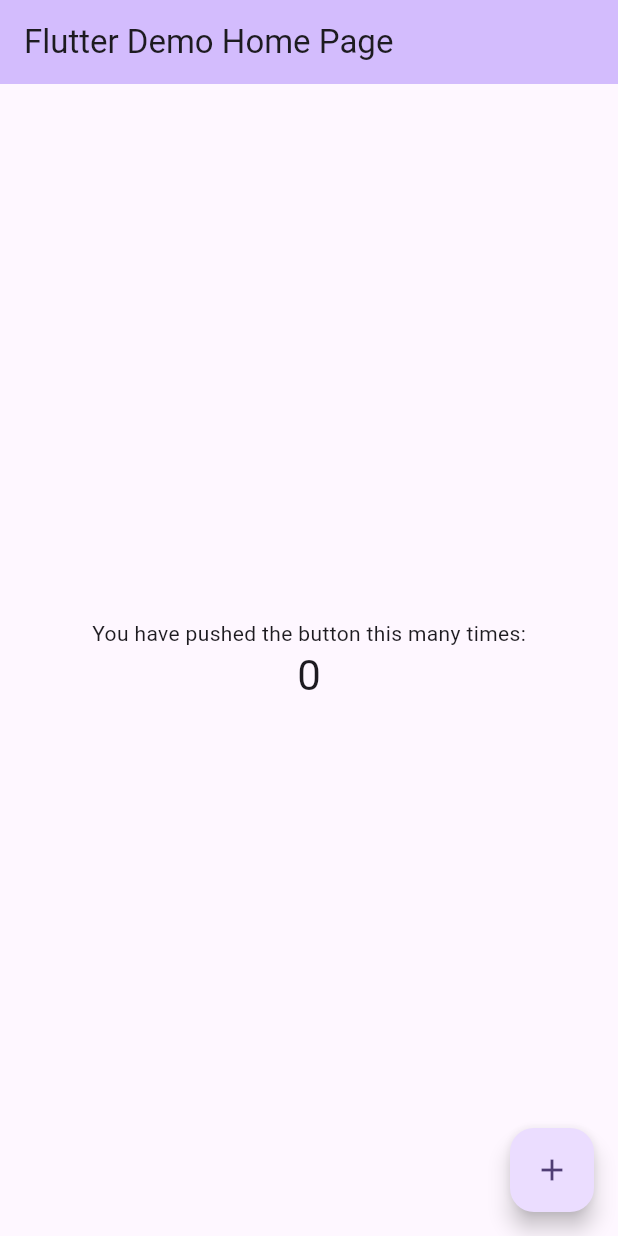
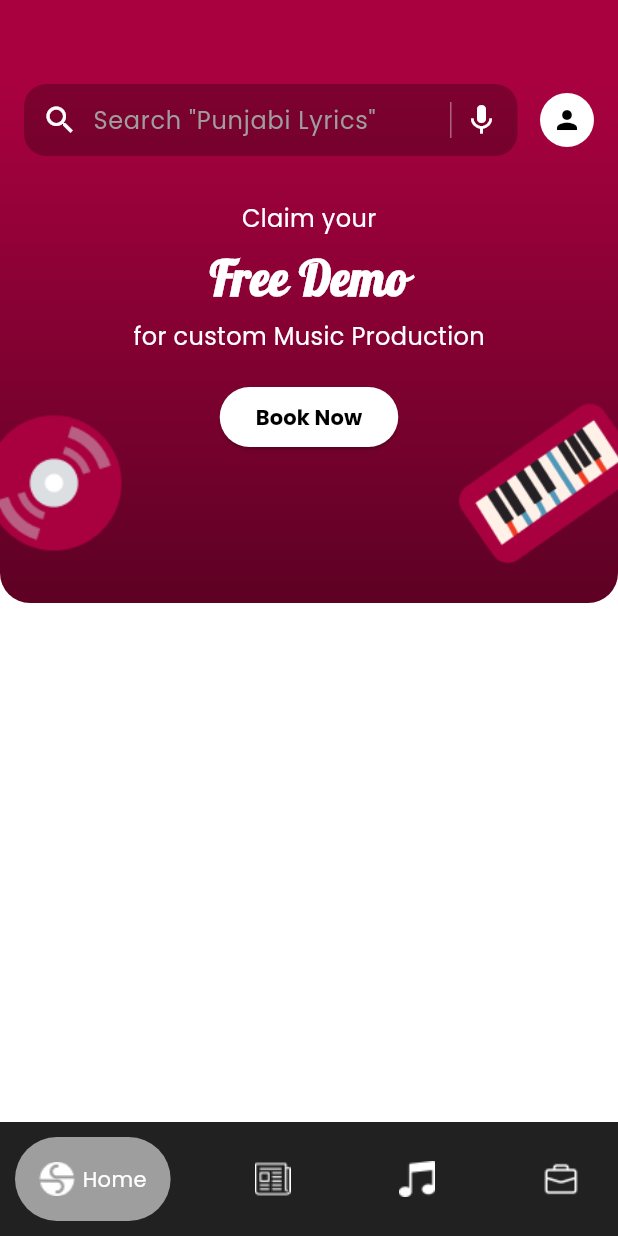
Before and after one commit to Priyansu8603/s_rocks_assignment, a Flutter app: the screen it shows after launch, on a phone screen of 412 x 824 dp. Run offline on Flutter 3.47's test engine with Material 3 defaults, Android fonts, the phone set to English and light mode, and no system bars; drawn by our look-alikes of google_nav_bar.

Commit message:
Home Screen Completed

```diff
--- /dev/null
+++ b/lib/Utils/AppColors.dart
@@ -0,0 +1,10 @@
+import 'dart:ui';
+
+class AppColors{
+  static const Color blue = Color(0xFF007bff);
+  static const Color black = Color(0xFF000000);
+  static const Color grey = Color(0xFF757575);
+  static const Color white = Color(0xFFFFFFFF);
+  static const Color maroon = Color(0xFFA90140);
+  static const Color maroondark = Color(0xFF5d0123);
+}
--- /dev/null
+++ b/lib/Utils/utils.dart
@@ -0,0 +1,25 @@
+import 'package:flutter/material.dart';
+
+class Utils{
+
+  static void fieldFocusChange(BuildContext context ,FocusNode current ,FocusNode next) {
+    current.unfocus();
+    FocusScope.of(context).requestFocus(next);
+  }
+
+  // Shows a snack bar message.
+  static void showSnackBar(BuildContext context, String message,Color backgroundColor ,
+      {Duration duration = const Duration(seconds: 3) }) {
+    final snackBar = SnackBar(
+      content: Text(
+        message,
+        style: const TextStyle(color: Colors.white, fontSize: 16.0),
+      ),
+      duration: duration,
+      backgroundColor: backgroundColor,
+      behavior: SnackBarBehavior.floating,
+    );
+    ScaffoldMessenger.of(context).showSnackBar(snackBar);
+  }
+
+}
--- /dev/null
+++ b/lib/features/homescreen/View/HomePage.dart
@@ -0,0 +1,89 @@
+import 'package:flutter/material.dart';
+import 'package:google_nav_bar/google_nav_bar.dart';
+import 'package:s_rocks_assignment/Utils/AppColors.dart';
+import 'package:s_rocks_assignment/features/homescreen/View/News.dart';
+import 'package:s_rocks_assignment/features/homescreen/View/TrackBox.dart';
+
+import 'HomeScreen.dart';
+import 'Projects.dart';
+
+class HomePage extends StatefulWidget {
+  const HomePage({super.key});
+
+  @override
+  State<HomePage> createState() => _HomePageState();
+}
+
+class _HomePageState extends State<HomePage> {
+  int _selectedIndex = 0;
+
+  // List of screens for navigation
+  final List<Widget> _screens = [
+    const HomeScreen(),
+    const News(),
+    const Projects(),
+    const Trackbox()
+  ];
+
+  @override
+  Widget build(BuildContext context) {
+    return Scaffold(
+      appBar: AppBar(
+        iconTheme: const IconThemeData(color: Colors.white),
+        backgroundColor: AppColors.maroon,
+      ),
+      bottomNavigationBar: GNav(
+        selectedIndex: _selectedIndex,
+        onTabChange: (index) {
+          setState(() {
+            _selectedIndex = index;
+          });
+        },
+        activeColor: Colors.white,
+        curve: Curves.easeOutExpo,
+        color: Colors.grey[800],
+        iconSize: 24,
+        gap: 5,
+        padding: const EdgeInsets.all(16),
+        tabMargin: const EdgeInsets.all(10),
+        tabBackgroundColor: Colors.grey,
+        backgroundColor: Colors.black87,
+        tabs: [
+          GButton(
+            icon: Icons.circle,
+            iconActiveColor: Colors.transparent,
+            leading: Image.asset('core/Assets/images/home.png',height: 24,width: 24,),
+            text: 'Home',
+            iconColor: Colors.white,
+            textStyle: const TextStyle(fontFamily: 'Poppins', color: Colors.white),
+          ),
+          GButton(
+            icon: Icons.circle,
+            iconActiveColor: Colors.transparent,
+            leading: Image.asset('core/Assets/images/News.png', height: 24,width: 24,),
+            text: 'News',
+            iconColor: Colors.white,
+            textStyle: const TextStyle(fontFamily: 'Poppins', color: Colors.white),
+          ),
+          GButton(
+            icon: Icons.circle,
+            iconActiveColor: Colors.transparent,
+            leading: Image.asset('core/Assets/images/TrackBox.png', height: 24,width: 24,),
+            text: 'TrackBox',
+            iconColor: Colors.white,
+            textStyle: TextStyle(fontFamily: 'Poppins', color: Colors.white),
+          ),
+          GButton(
+            icon: Icons.circle,
+            iconActiveColor: Colors.transparent,
+            leading: Image.asset('core/Assets/images/Projects.png', height: 24,width: 24,),
+            text: 'Projects',
+            iconColor: Colors.white,
+            textStyle: TextStyle(fontFamily: 'Poppins', color: Colors.white),
+          ),
+        ],
+      ),
+      body: _screens[_selectedIndex],
+    );
+  }
+}
--- /dev/null
+++ b/lib/features/homescreen/View/HomeScreen.dart
@@ -0,0 +1,186 @@
+import 'package:flutter/material.dart';
+import 'package:s_rocks_assignment/Utils/AppColors.dart';
+
+import '../../../Utils/utils.dart';
+
+class HomeScreen extends StatelessWidget {
+  const HomeScreen({super.key});
+
+  @override
+  Widget build(BuildContext context) {
+    // Fetch screen size
+    final screenWidth = MediaQuery.of(context).size.width;
+    final screenHeight = MediaQuery.of(context).size.height;
+
+    // Determine if it's a small or large screen
+    final isSmallPhoneScreen = screenWidth < 400 && screenHeight < 750;
+
+    return Scaffold(
+      resizeToAvoidBottomInset: true,
+      backgroundColor: Colors.white,
+      body: SafeArea(
+        child: SingleChildScrollView(
+          child: Column(
+            children: [
+              Container(
+                width: MediaQuery.of(context).size.width,
+                padding: const EdgeInsets.symmetric(horizontal: 16),
+                decoration: BoxDecoration(
+                  gradient: LinearGradient(
+                    begin: Alignment.topCenter,
+                    end: Alignment.bottomCenter,
+                    colors: [
+                      AppColors.maroon,
+                      AppColors.maroondark,
+                    ]
+                  ),
+                  borderRadius: BorderRadius.only(
+                    bottomLeft: Radius.circular(20),
+                    bottomRight: Radius.circular(20),
+                  ),
+                ),
+                child: Column(
+                  children: [
+                    // Search Bar
+                    Row(
+                      crossAxisAlignment: CrossAxisAlignment.center,
+                      children: [
+                        // Search bar with mic and vertical divider
+                        Expanded(
+                          child: Container(
+                            padding: const EdgeInsets.symmetric(horizontal: 12),
+                            decoration: BoxDecoration(
+                              color: Colors.black26,
+                              borderRadius: BorderRadius.circular(15),
+                            ),
+                            child: Row(
+                              children: [
+                                const Icon(Icons.search, color: Colors.white),
+                                const SizedBox(width: 10),
+                                const Expanded(
+                                  child: TextField(
+                                    cursorColor: Colors.white,
+                                    style: TextStyle(color: Colors.white,fontFamily: 'Poppins'),
+                                    decoration: InputDecoration(
+                                      hintText: 'Search "Punjabi Lyrics"',
+                                      hintStyle: TextStyle(
+                                        color: Colors.grey,
+                                        fontFamily: 'Poppins',
+                                      ),
+                                      border: InputBorder.none,
+                                    ),
+                                  ),
+                                ),
+                                Container(
+                                  height: 24,
+                                  width: 1,
+                                  color: Colors.white38,
+                                  margin: const EdgeInsets.symmetric(
+                                    horizontal: 8,
+                                  ),
+                                ),
+                                GestureDetector(
+                                  onTap: (){Utils.showSnackBar(context, 'Mic Tapped !!', AppColors.maroon);},
+                                    child: const Icon(Icons.mic, color: Colors.white,)),
+                              ],
+                            ),
+                          ),
+                        ),
+                        const SizedBox(width: 15),
+
+                        GestureDetector(
+                          onTap: () {Utils.showSnackBar(context, 'Profile Tapped !!', AppColors.maroon);},
+                          child: const CircleAvatar(
+                            radius: 18,
+                            backgroundColor: Colors.white,
+                            child: Icon(
+                              Icons.person,
+                              color: Colors.black,
+                              size: 20,
+                            ),
+                          ),
+                        ),
+                      ],
+                    ),
+                    const SizedBox(height: 30),
+
+                    Center(
+                      child: Column(
+                        children: [
+                          Text(
+                            'Claim your',
+                            style: TextStyle(
+                              color: Colors.white,
+                              fontSize: 16,
+                              fontFamily: 'Poppins',
+                            ),
+                          ),
+                          const SizedBox(height: 5),
+                          const Text(
+                            'Free Demo',
+                            style: TextStyle(
+                              fontFamily: 'Lobster',
+                              fontSize: 32,
+                              color: Colors.white,
+                              fontWeight: FontWeight.bold,
+                            ),
+                          ),
+                          const SizedBox(height: 5),
+                          const Text(
+                            'for custom Music Production',
+                            style: TextStyle(
+                              color: Colors.white,
+                              fontFamily: 'Poppins',
+                              fontSize: 16
+                            ),
+                          ),
+                          const SizedBox(height: 18),
+                          ElevatedButton(
+                            style: ElevatedButton.styleFrom(
+                              backgroundColor: Colors.white,
+                              foregroundColor: AppColors.maroon,
+                              shape: RoundedRectangleBorder(
+                                borderRadius: BorderRadius.circular(20),
+                              ),
+                            ),
+                            onPressed: () {Utils.showSnackBar(context, 'Book Now Tapped !!', AppColors.maroon);},
+                            child: const Text('Book Now',style: TextStyle(fontFamily: 'Poppins',color:Colors.black,fontWeight:FontWeight.w600),),
+                          ),
+                        ],
+                      ),
+                    ),
+                    const SizedBox(height: 20),
+                    SizedBox(
+                      height: 80,
+                      child: Stack(
+                        clipBehavior: Clip.none,
+                        children: [
+                          Positioned(
+                            left: -40,
+                            bottom: 20,
+                            child: Image.asset(
+                              'core/Assets/images/record.png',
+                              height: 120,
+                            ),
+                          ),
+                          Positioned(
+                            right: -30,
+                            bottom: 20,
+                            child: Image.asset(
+                              'core/Assets/images/piano.png',
+                              height: 120,
+                            ),
+                          ),
+                        ],
+                      ),
+                    ),
+                  ],
+                ),
+              ),
+            ],
+          ),
+        ),
+      ),
+    );
+  }
+}
--- /dev/null
+++ b/lib/features/homescreen/View/News.dart
@@ -0,0 +1,25 @@
+import 'package:flutter/material.dart';
+
+class News extends StatefulWidget {
+  const News({super.key});
+
+  @override
+  State<News> createState() => _NewsState();
+}
+
+class _NewsState extends State<News> {
+  @override
+  Widget build(BuildContext context) {
+    return Center(
+      child: Text(
+        'My News',
+        style: TextStyle(
+          color: Colors.black54,
+          fontWeight: FontWeight.bold,
+          fontSize: 45,
+          fontFamily: 'Poppins',
+        ),
+      ),
+    );
+  }
+}
--- /dev/null
+++ b/lib/features/homescreen/View/Projects.dart
@@ -0,0 +1,25 @@
+import 'package:flutter/material.dart';
+
+class Projects extends StatefulWidget {
+  const Projects({super.key});
+
+  @override
+  State<Projects> createState() => _ProjectsState();
+}
+
+class _ProjectsState extends State<Projects> {
+  @override
+  Widget build(BuildContext context) {
+    return Center(
+      child: Text(
+        'Projects',
+        style: TextStyle(
+          color: Colors.black54,
+          fontWeight: FontWeight.bold,
+          fontSize: 45,
+          fontFamily: 'Poppins',
+        ),
+      ),
+    );
+  }
+}
--- /dev/null
+++ b/lib/features/homescreen/View/TrackBox.dart
@@ -0,0 +1,25 @@
+import 'package:flutter/material.dart';
+
+class Trackbox extends StatefulWidget {
+  const Trackbox({super.key});
+
+  @override
+  State<Trackbox> createState() => _TrackboxState();
+}
+
+class _TrackboxState extends State<Trackbox> {
+  @override
+  Widget build(BuildContext context) {
+    return Center(
+      child: Text(
+        'TrackBox',
+        style: TextStyle(
+          color: Colors.black54,
+          fontWeight: FontWeight.bold,
+          fontSize: 45,
+          fontFamily: 'Poppins',
+        ),
+      ),
+    );
+  }
+}
--- a/lib/main.dart
+++ b/lib/main.dart
@@ -1,4 +1,5 @@
 import 'package:flutter/material.dart';
+import 'package:s_rocks_assignment/features/homescreen/View/HomePage.dart';
 
 void main() {
   runApp(const MyApp());
@@ -12,111 +13,11 @@ class MyApp extends StatelessWidget {
   Widget build(BuildContext context) {
     return MaterialApp(
       title: 'Flutter Demo',
+      debugShowCheckedModeBanner: false,
       theme: ThemeData(
-        // This is the theme of your application.
-        //
-        // TRY THIS: Try running your application with "flutter run". You'll see
-        // the application has a purple toolbar. Then, without quitting the app,
-        // try changing the seedColor in the colorScheme below to Colors.green
-        // and then invoke "hot reload" (save your changes or press the "hot
-        // reload" button in a Flutter-supported IDE, or press "r" if you used
-        // the command line to start the app).
-        //
-        // Notice that the counter didn't reset back to zero; the application
-        // state is not lost during the reload. To reset the state, use hot
-        // restart instead.
-        //
-        // This works for code too, not just values: Most code changes can be
-        // tested with just a hot reload.
         colorScheme: ColorScheme.fromSeed(seedColor: Colors.deepPurple),
       ),
-      home: const MyHomePage(title: 'Flutter Demo Home Page'),
+      home: HomePage(),
     );
   }
 }
-
-class MyHomePage extends StatefulWidget {
-  const MyHomePage({super.key, required this.title});
-
-  // This widget is the home page of your application. It is stateful, meaning
-  // that it has a State object (defined below) that contains fields that affect
-  // how it looks.
-
-  // This class is the configuration for the state. It holds the values (in this
-  // case the title) provided by the parent (in this case the App widget) and
-  // used by the build method of the State. Fields in a Widget subclass are
-  // always marked "final".
-
-  final String title;
-
-  @override
-  State<MyHomePage> createState() => _MyHomePageState();
-}
-
-class _MyHomePageState extends State<MyHomePage> {
-  int _counter = 0;
-
-  void _incrementCounter() {
-    setState(() {
-      // This call to setState tells the Flutter framework that something has
-      // changed in this State, which causes it to rerun the build method below
-      // so that the display can reflect the updated values. If we changed
-      // _counter without calling setState(), then the build method would not be
-      // called again, and so nothing would appear to happen.
-      _counter++;
-    });
-  }
-
-  @override
-  Widget build(BuildContext context) {
-    // This method is rerun every time setState is called, for instance as done
-    // by the _incrementCounter method above.
-    //
-    // The Flutter framework has been optimized to make rerunning build methods
-    // fast, so that you can just rebuild anything that needs updating rather
-    // than having to individually change instances of widgets.
-    return Scaffold(
-      appBar: AppBar(
-        // TRY THIS: Try changing the color here to a specific color (to
-        // Colors.amber, perhaps?) and trigger a hot reload to see the AppBar
-        // change color while the other colors stay the same.
-        backgroundColor: Theme.of(context).colorScheme.inversePrimary,
-        // Here we take the value from the MyHomePage object that was created by
-        // the App.build method, and use it to set our appbar title.
-        title: Text(widget.title),
-      ),
-      body: Center(
-        // Center is a layout widget. It takes a single child and positions it
-        // in the middle of the parent.
-        child: Column(
-          // Column is also a layout widget. It takes a list of children and
-          // arranges them vertically. By default, it sizes itself to fit its
-          // children horizontally, and tries to be as tall as its parent.
-          //
-          // Column has various properties to control how it sizes itself and
-          // how it positions its children. Here we use mainAxisAlignment to
-          // center the children vertically; the main axis here is the vertical
-          // axis because Columns are vertical (the cross axis would be
-          // horizontal).
-          //
-          // TRY THIS: Invoke "debug painting" (choose the "Toggle Debug Paint"
-          // action in the IDE, or press "p" in the console), to see the
-          // wireframe for each widget.
-          mainAxisAlignment: MainAxisAlignment.center,
-          children: <Widget>[
-            const Text('You have pushed the button this many times:'),
-            Text(
-              '$_counter',
-              style: Theme.of(context).textTheme.headlineMedium,
-            ),
-          ],
-        ),
-      ),
-      floatingActionButton: FloatingActionButton(
-        onPressed: _incrementCounter,
-        tooltip: 'Increment',
-        child: const Icon(Icons.add),
-      ), // This trailing comma makes auto-formatting nicer for build methods.
-    );
-  }
-}
```
Also changed, not shown: pubspec.yaml (+19 -11 lines), core/Assets/fonts/Lobster-Regular.ttf (added), core/Assets/fonts/Poppins-Bold.ttf (added), core/Assets/fonts/Poppins-Regular.ttf (added), core/Assets/fonts/Poppins-Thin.ttf (added), core/Assets/images/News.png (added), core/Assets/images/Projects.png (added), core/Assets/images/TrackBox.png (added), core/Assets/images/home.png (added), core/Assets/images/piano.png (added), core/Assets/images/record.png (added), pubspec.lock.
